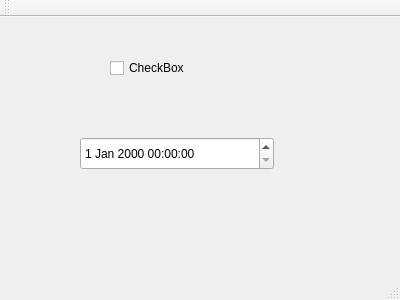
Above: KRFKTdb/mainwindow.ui from coolteam/PracticTask before the change. Below: the same form after it.
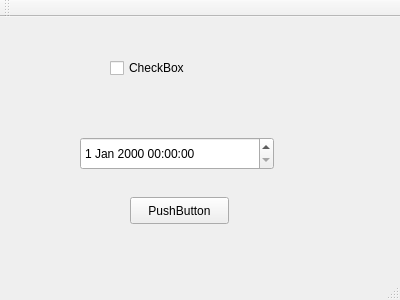
That is the form after the change.

The edit to the form file:
```diff
--- a/KRFKTdb/mainwindow.ui
+++ b/KRFKTdb/mainwindow.ui
@@ -37,6 +37,19 @@
      </rect>
     </property>
    </widget>
+   <widget class="QPushButton" name="pushButton">
+    <property name="geometry">
+     <rect>
+      <x>130</x>
+      <y>180</y>
+      <width>99</width>
+      <height>27</height>
+     </rect>
+    </property>
+    <property name="text">
+     <string>PushButton</string>
+    </property>
+   </widget>
   </widget>
   <widget class="QMenuBar" name="menuBar">
    <property name="geometry">
```
Left out of the diff: 2 changed lines with no effect on the pictures.
